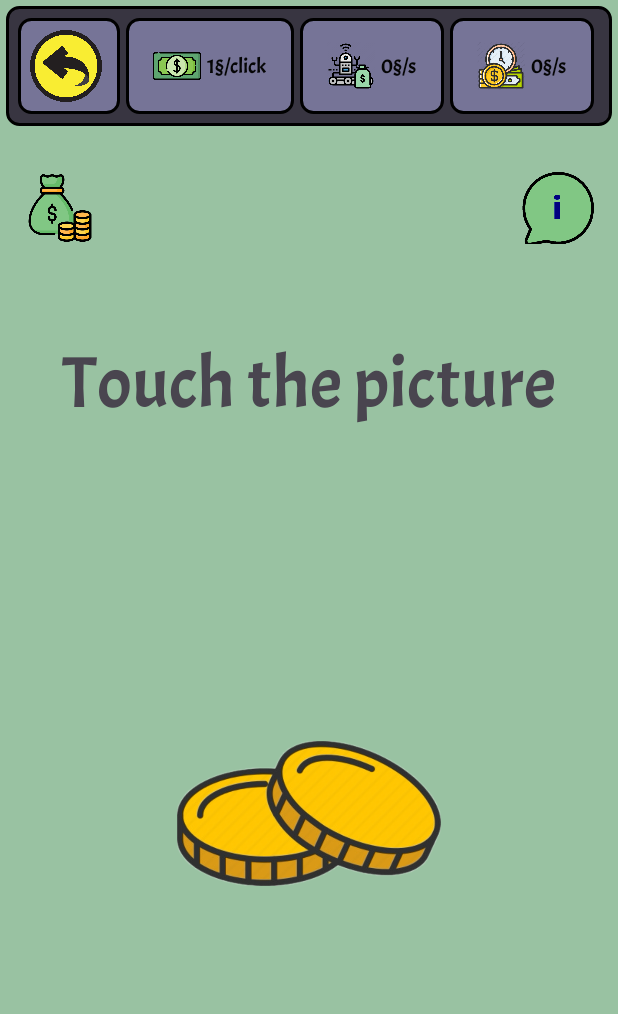
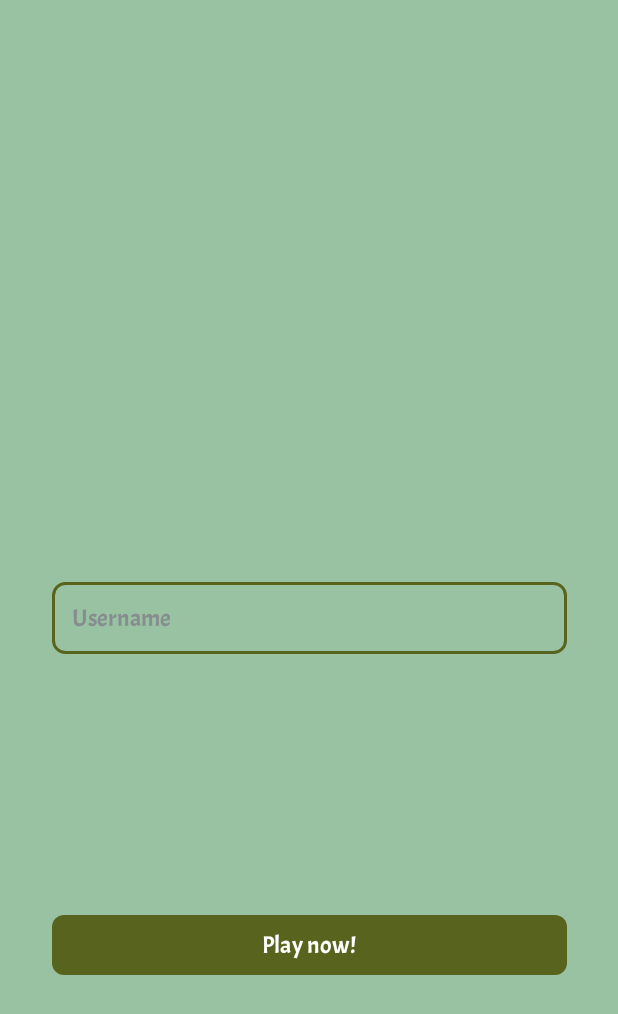
Before and after one commit to nafdez/CookieClicker, an Android app: the screen it shows after launch (GameActivity before the commit, AuthActivity after it), after a tap on "Play", on a phone screen of 412 x 824 dp. Shown: the top 1014 px of the screen. Run offline under Robolectric (Android 15) with nearby library versions, the phone set to English and light mode, and no system bars.

Commit message:
Sqllite progress

```diff
--- a/app/src/main/AndroidManifest.xml
+++ b/app/src/main/AndroidManifest.xml
@@ -12,6 +12,9 @@
         android:supportsRtl="true"
         android:theme="@style/Theme.Contador"
         tools:targetApi="31">
+        <activity
+            android:name=".activities.AuthActivity"
+            android:exported="false" />
         <activity
             android:name=".activities.ShopActivity"
             android:exported="false" />
--- /dev/null
+++ b/app/src/main/java/es/ignaciofp/contador/activities/AuthActivity.java
@@ -0,0 +1,53 @@
+package es.ignaciofp.contador.activities;
+
+import androidx.appcompat.app.AppCompatActivity;
+
+import android.content.Intent;
+import android.os.Bundle;
+import android.util.Log;
+import android.widget.Button;
+import android.widget.TextView;
+
+import com.google.android.material.textfield.TextInputEditText;
+
+import es.ignaciofp.contador.R;
+import es.ignaciofp.contador.models.User;
+import es.ignaciofp.contador.services.UserService;
+import es.ignaciofp.contador.utils.AppConstants;
+
+public class AuthActivity extends AppCompatActivity {
+
+    private UserService userService;
+
+    @Override
+    protected void onCreate(Bundle savedInstanceState) {
+        super.onCreate(savedInstanceState);
+        setContentView(R.layout.activity_auth);
+
+        userService = UserService.getInstance(this);
+
+        TextInputEditText nameInputTxt = findViewById(R.id.nameInputView);
+        Button playBtn = findViewById(R.id.playBtn);
+
+        playBtn.setOnClickListener(v -> {
+            String username;
+           if(!(username = nameInputTxt.getText().toString()).isEmpty()) {
+               User user;
+
+               if((user = userService.getUserByName(username)) == null) {
+                   Log.d("AuthActivity", "Adding user: " + username);
+                   user = new User(username);
+                   userService.addUser(user);
+               } else {
+                   Log.d("AuthActivity", "User already exists: " + username + ", ID: " + user.getId());
+               }
+
+               Intent intent = new Intent(this, GameActivity.class);
+               intent.putExtra("user_id", user.getId());
+               intent.putExtra(AppConstants.USER_KEY, user);
+               startActivity(intent);
+               finish();
+           }
+        });
+    }
+}
--- a/app/src/main/java/es/ignaciofp/contador/activities/GameActivity.java
+++ b/app/src/main/java/es/ignaciofp/contador/activities/GameActivity.java
@@ -19,12 +19,17 @@ import java.util.concurrent.ExecutorService;
 import java.util.concurrent.Executors;
 
 import es.ignaciofp.contador.R;
+import es.ignaciofp.contador.models.User;
+import es.ignaciofp.contador.services.GameService;
+import es.ignaciofp.contador.utils.AppConstants;
 import es.ignaciofp.contador.utils.CustomBigInteger;
 
 public class GameActivity extends AppCompatActivity {
 
     private static final BigInteger GAME_BI_MAX_VALUE = new BigInteger("999999999999999999999999999999999"); // Hardcoded BigInteger limit
     private SharedPreferences.Editor editor;
+
+    private GameService gameService;
 
     // Views
     private TextView textCoins;
@@ -56,23 +61,27 @@ public class GameActivity extends AppCompatActivity {
         Bundle bundle = getIntent().getExtras();
 
         // Bundle is null always but when coming back from the shop
-        if (bundle != null) {
-            coins = new CustomBigInteger(bundle.getString(getString(R.string.PREF_COINS), "0"));
-            clickValue = new CustomBigInteger(bundle.getString(getString(R.string.PREF_CLICK_VALUE), "1"));
-            autoClickValue = new CustomBigInteger(bundle.getString(getString(R.string.PREF_AUTO_CLICK_VALUE), "0"));
-            basicPrice = new CustomBigInteger(bundle.getString(getString(R.string.PREF_BASIC_PRICE), "100")); // Hardcoded por no dar mucha vuelta
-            megaPrice = new CustomBigInteger(bundle.getString(getString(R.string.PREF_MEGA_PRICE), "1000")); // Hardcoded por no dar mucha vuelta
-            autoPrice = new CustomBigInteger(bundle.getString(getString(R.string.PREF_AUTO_PRICE), "450")); // Hardcoded por no dar mucha vuelta
-            megaAutoPrice = new CustomBigInteger(bundle.getString(getString(R.string.PREF_MEGA_AUTO_PRICE), "2670")); // Hardcoded por no dar mucha vuelta
-        } else{
-            coins = new CustomBigInteger("0");
-            clickValue = new CustomBigInteger("1");
-            autoClickValue = new CustomBigInteger("0");
-            basicPrice = new CustomBigInteger("100"); // Hardcoded por no dar mucha vuelta
-            megaPrice = new CustomBigInteger("1000"); // Hardcoded por no dar mucha vuelta
-            autoPrice = new CustomBigInteger("450"); // Hardcoded por no dar mucha vuelta
-            megaAutoPrice = new CustomBigInteger("2670"); // Hardcoded por no dar much
+        if(bundle != null) {
+            User user = (User) bundle.getSerializable(AppConstants.USER_KEY);
+            gameService = GameService.getInstance(this, user);
         }
+//        if (bundle != null) {
+//            coins = new CustomBigInteger(bundle.getString(getString(R.string.PREF_COINS), "0"));
+//            clickValue = new CustomBigInteger(bundle.getString(getString(R.string.PREF_CLICK_VALUE), "1"));
+//            autoClickValue = new CustomBigInteger(bundle.getString(getString(R.string.PREF_AUTO_CLICK_VALUE), "0"));
+//            basicPrice = new CustomBigInteger(bundle.getString(getString(R.string.PREF_BASIC_PRICE), "100")); // Hardcoded por no dar mucha vuelta
+//            megaPrice = new CustomBigInteger(bundle.getString(getString(R.string.PREF_MEGA_PRICE), "1000")); // Hardcoded por no dar mucha vuelta
+//            autoPrice = new CustomBigInteger(bundle.getString(getString(R.string.PREF_AUTO_PRICE), "450")); // Hardcoded por no dar mucha vuelta
+//            megaAutoPrice = new CustomBigInteger(bundle.getString(getString(R.string.PREF_MEGA_AUTO_PRICE), "2670")); // Hardcoded por no dar mucha vuelta
+//        } else{
+//            coins = new CustomBigInteger("0");
+//            clickValue = new CustomBigInteger("1");
+//            autoClickValue = new CustomBigInteger("0");
+//            basicPrice = new CustomBigInteger("100"); // Hardcoded por no dar mucha vuelta
+//            megaPrice = new CustomBigInteger("1000"); // Hardcoded por no dar mucha vuelta
+//            autoPrice = new CustomBigInteger("450"); // Hardcoded por no dar mucha vuelta
+//            megaAutoPrice = new CustomBigInteger("2670"); // Hardcoded por no dar much
+//        }
         hasReachedMaxValue = false;
 
         soundPool = new SoundPool.Builder().setMaxStreams(1).build();
--- a/app/src/main/java/es/ignaciofp/contador/activities/HomeActivity.java
+++ b/app/src/main/java/es/ignaciofp/contador/activities/HomeActivity.java
@@ -17,11 +17,11 @@ public class HomeActivity extends AppCompatActivity {
     }
 
     /**
-     * Launches GameActivity
+     * Launches AuthActivity
      * @param view the view being clicked
      */
-    public void launchGameActivity(View view) {
-        startActivity(new Intent(this, GameActivity.class));
+    public void launchAuthActivity(View view) {
+        startActivity(new Intent(this, AuthActivity.class));
     }
 
     /**
--- /dev/null
+++ b/app/src/main/java/es/ignaciofp/contador/services/UserService.java
@@ -0,0 +1,44 @@
+package es.ignaciofp.contador.services;
+
+import android.content.Context;
+
+import java.util.ArrayList;
+
+import es.ignaciofp.contador.models.User;
+import es.ignaciofp.contador.utils.DBHandler;
+
+public class UserService {
+
+    private static UserService instance;
+    private final DBHandler dbHandler;
+
+    private UserService(Context context) {
+        dbHandler = new DBHandler(context.getApplicationContext());
+    }
+
+    public static UserService getInstance(Context context) {
+        if (instance == null) {
+            instance = new UserService(context);
+        }
+        return instance;
+    }
+
+    public void addUser(User user) {
+        dbHandler.addUser(user);
+    }
+
+    public User getUserById(int id) {
+        return dbHandler.readUsers(DBHandler.ID_COLUMN + "='" + id + "'").get(0);
+    }
+
+    public User getUserByName(String name) {
+        ArrayList<User> userList = dbHandler.readUsers(DBHandler.NAME_COLUMN + "='" + name +"'");
+        return userList.isEmpty() ? null : userList.get(0);
+    }
+
+    public void updateUser(User user) {
+        dbHandler.updateUser(user);
+    }
+
+
+}
--- /dev/null
+++ b/app/src/main/res/drawable/input_text_shape.xml
@@ -0,0 +1,6 @@
+<?xml version="1.0" encoding="utf-8"?>
+<shape xmlns:android="http://schemas.android.com/apk/res/android">
+    <solid android:color="@color/transparent"/>
+    <stroke android:color="@color/dark_moss_green" android:width="2dp"/>
+    <corners android:radius="8dp" />
+</shape>
--- /dev/null
+++ b/app/src/main/res/layout/activity_auth.xml
@@ -0,0 +1,40 @@
+<?xml version="1.0" encoding="utf-8"?>
+<androidx.constraintlayout.widget.ConstraintLayout xmlns:android="http://schemas.android.com/apk/res/android"
+    xmlns:app="http://schemas.android.com/apk/res-auto"
+    xmlns:tools="http://schemas.android.com/tools"
+    style="@style/background"
+    android:layout_width="match_parent"
+    android:layout_height="match_parent"
+    tools:context=".activities.AuthActivity">
+
+    <com.google.android.material.textfield.TextInputEditText
+        android:id="@+id/nameInputView"
+        android:layout_width="343dp"
+        android:layout_height="48dp"
+        android:background="@drawable/input_text_shape"
+
+        android:hint="@string/auth_hint_input_text"
+        android:paddingStart="13dp"
+        android:paddingEnd="13dp"
+        android:textColor="@color/drab_dark_brown"
+        android:textColorHint="@color/battleship_gray"
+        android:textSize="16sp"
+
+        app:counterTextColor="@color/drab_dark_brown"
+        app:layout_constraintBottom_toBottomOf="parent"
+        app:layout_constraintEnd_toEndOf="parent"
+        app:layout_constraintStart_toStartOf="parent"
+        app:layout_constraintTop_toTopOf="parent" />
+
+    <com.google.android.material.button.MaterialButton
+        android:id="@+id/playBtn"
+        style="@style/buttonPrimary"
+
+        android:text="@string/auth_play_button_text"
+
+        app:layout_constraintBottom_toBottomOf="parent"
+        app:layout_constraintEnd_toEndOf="parent"
+        app:layout_constraintStart_toStartOf="parent"
+        app:layout_constraintTop_toBottomOf="@+id/nameInputView" />
+
+</androidx.constraintlayout.widget.ConstraintLayout>
--- a/app/src/main/res/layout/activity_launch.xml
+++ b/app/src/main/res/layout/activity_launch.xml
@@ -44,7 +44,7 @@
         <Button
             style="@style/buttonPrimary"
             android:layout_marginBottom="2dp"
-            android:onClick="launchGameActivity"
+            android:onClick="launchAuthActivity"
             android:text="@string/launch_play_button_text" />
 
         <Button
--- a/app/src/main/res/values/strings.xml
+++ b/app/src/main/res/values/strings.xml
@@ -16,7 +16,7 @@
     <string name="launch_welcome_text">Welcome to the best Cookie Clicker!</string>
     <string name="launch_play_button_text">Play</string>
     <string name="launch_options_button_text">Options</string>
-    <string name="launch_info_button_text">Info</string>
+    <string name="launch_info_button_text">Ranking</string>
     <string name="launch_exit_button_text">Exit</string>
 
     <string name="options_title">Options</string>
@@ -40,4 +40,6 @@
     <string name="game_info_title_dialog">Info</string>
     <string name="game_info_donate_dialog">donate</string>
     <string name="ranking_title">Ranking</string>
+    <string name="auth_play_button_text">Play now!</string>
+    <string name="auth_hint_input_text">Username</string>
 </resources>
--- a/build.gradle.kts
+++ b/build.gradle.kts
@@ -1,4 +1,4 @@
 // Top-level build file where you can add configuration options common to all sub-projects/modules.
 plugins {
-    id("com.android.application") version "8.1.3" apply false
+    id("com.android.application") version "8.1.4" apply false
 }
```
Also changed, not shown: app/src/main/java/es/ignaciofp/contador/models/User.java (added, +111 -0 lines), app/src/main/java/es/ignaciofp/contador/services/GameService.java (added, +83 -0 lines), app/src/main/java/es/ignaciofp/contador/utils/AppConstants.java (added, +22 -0 lines), app/src/main/java/es/ignaciofp/contador/utils/DBHandler.java (added, +119 -0 lines), 1 other file.
